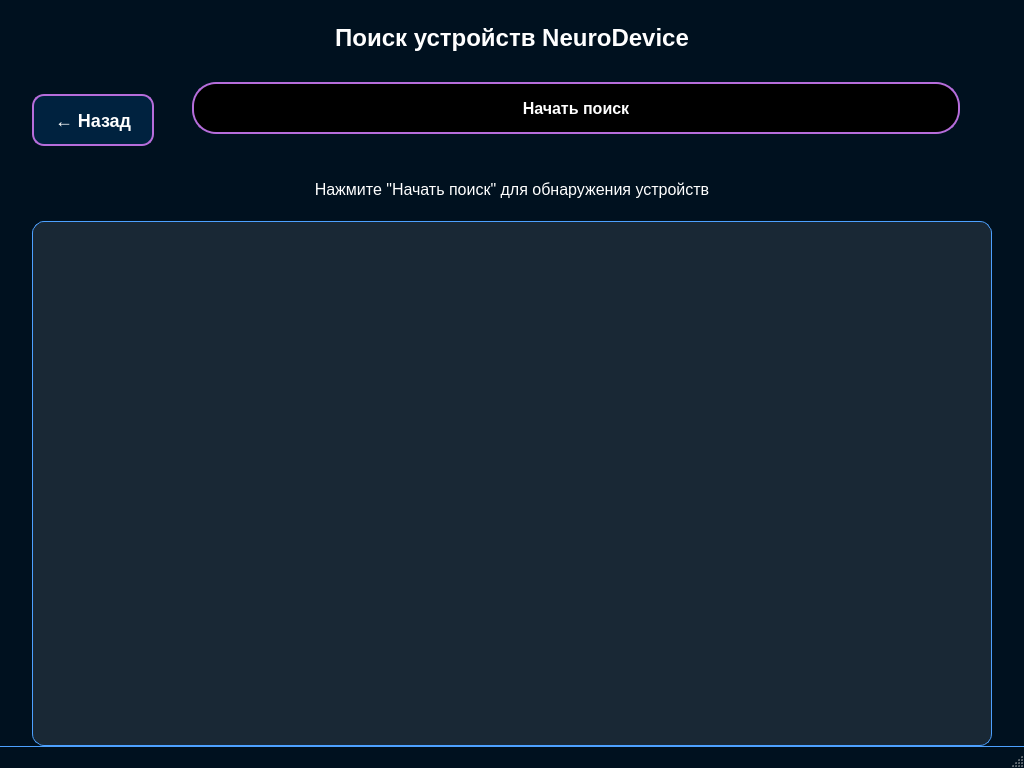
Qt form BrainBit/neurosamples-main/Bit/ui/SearchScreenRuUI.ui (simai1/sfedu-hackathon-2025) before a commit.
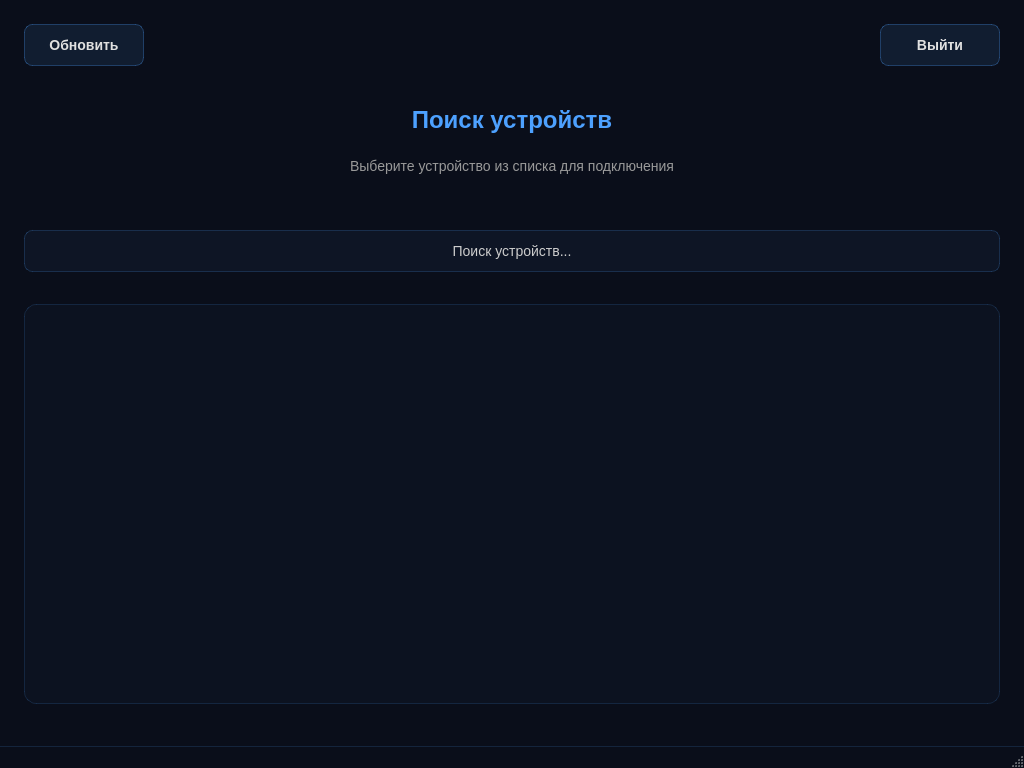
The same form after that commit.

Patch:
```diff
--- a/BrainBit/neurosamples-main/Bit/ui/SearchScreenRuUI.ui
+++ b/BrainBit/neurosamples-main/Bit/ui/SearchScreenRuUI.ui
@@ -15,24 +15,23 @@
   </property>
   <property name="styleSheet">
    <string notr="true">QMainWindow {
-	background-color: #00111F;
+	background: #0A0E1A;
 	font-family: "Segoe UI", "Roboto", "Helvetica Neue", sans-serif;
 }
 
 QLabel {
-	color: #FFFFFF;
+	color: #E0E0E0;
 }
 
 QPushButton {
-	background-color: black;
-	border: 2px solid #B66DDB;
-	color: white;
-	font-size: 16px;
+	background: rgba(77, 161, 255, 0.1);
+	border: 1px solid rgba(77, 161, 255, 0.3);
+	color: #E0E0E0;
+	font-size: 14px;
 	font-weight: 500;
-	height: 48px;
-	padding: 0 24px;
-	border-radius: 24px;
-	transition: all 0.3s ease;
+	height: 40px;
+	padding: 0 20px;
+	border-radius: 8px;
 }
 
 QPushButton:hover {
@@ -48,62 +47,70 @@
 }
 
 QPushButton:disabled {
-	opacity: 0.5;
+	opacity: 0.4;
 }
 
 /* Header */
 QLabel#headerTitle {
 	font-size: 24px;
 	font-weight: 600;
-	margin: 24px 0;
+	margin: 24px 0 8px 0;
 	text-align: center;
+	color: #4DA1FF;
 }
 
-/* Back Button */
-QPushButton#backButton {
-	background-color: #00223F;
-	border-radius: 12px;
-	font-size: 18px;
-	padding: 0 20px;
-	min-width: 40px;
-}
-
-QPushButton#backButton:hover {
-	background-color: #00335F;
-	box-shadow: 0 2px 4px rgba(0, 34, 63, 0.4);
-}
-
-/* Search Button */
-QPushButton#searchButton {
-	margin: 0 32px 24px 32px;
+/* Subtitle */
+QLabel#subtitleLabel {
+	font-size: 14px;
+	font-weight: 400;
+	margin: 0 0 24px 0;
+	text-align: center;
+	color: #999999;
 }
 
 /* Status Label */
 QLabel#statusLabel {
-	font-size: 16px;
-	margin: 16px 0;
+	font-size: 14px;
+	font-weight: 400;
+	margin: 16px 24px;
+	padding: 12px 20px;
 	text-align: center;
+	background: rgba(77, 161, 255, 0.05);
+	border: 1px solid rgba(77, 161, 255, 0.2);
+	border-radius: 8px;
+	color: #CCCCCC;
+}
+
+/* Device List Container */
+QWidget#listContainer {
+	background: rgba(77, 161, 255, 0.03);
+	border: 1px solid rgba(77, 161, 255, 0.15);
+	border-radius: 12px;
+	margin: 0 24px;
+	padding: 16px;
 }
 
 /* Device List */
 QListWidget#listWidget {
-	background-color: rgba(255, 255, 255, 0.1);
-	border: 1px solid #4DA1FF;
-	border-radius: 12px;
-	margin: 0 32px;
-	padding: 12px;
-	color: #FFFFFF;
-	font-size: 16px;
+	background-color: transparent;
+	border: none;
+	border-radius: 8px;
+	color: #E0E0E0;
+	font-size: 14px;
+	font-weight: 400;
 }
 
 QListWidget#listWidget::item {
-	padding: 16px 20px;
-	border-bottom: 1px solid rgba(255, 255, 255, 0.2);
+	padding: 12px 16px;
+	margin: 4px 0;
+	border: 1px solid rgba(77, 161, 255, 0.15);
 	border-radius: 8px;
+	background: rgba(77, 161, 255, 0.05);
+	min-height: 20px;
 }
 
-QListWidget#listWidget::item:last-child {
-	border-bottom: none;
+QListWidget#listWidget::item::text {
+	word-wrap: break-word;
 }
 
 QListWidget#listWidget::item:hover {
@@ -111,23 +118,51 @@
 }
 
 QListWidget#listWidget::item:selected {
-	background-color: #B66DDB;
-	color: white;
+	background: rgba(77, 161, 255, 0.25);
+	border: 1px solid rgba(77, 161, 255, 0.6);
+	color: #FFFFFF;
 	font-weight: 500;
 }
 
-/* Scroll Area */
-QScrollArea {
-	background-color: transparent;
+/* Scroll Bar */
+QScrollBar:vertical {
+	background: rgba(77, 161, 255, 0.05);
+	width: 8px;
+	border-radius: 4px;
+	margin: 0;
+}
+
+QScrollBar::handle:vertical {
+	background: rgba(77, 161, 255, 0.3);
+	border-radius: 4px;
+	min-height: 20px;
+}
+
+QScrollBar::handle:vertical:hover {
+	background: rgba(77, 161, 255, 0.5);
+}
+
+QScrollBar::add-line:vertical, QScrollBar::sub-line:vertical {
+	height: 0px;
+}
+
+/* Status Bar */
+QStatusBar {
+	background: #0A0E1A;
 	border: none;
+	border-top: 1px solid rgba(77, 161, 255, 0.15);
 }
 
-QWidget#scrollWidget {
-	background-color: transparent;
+QStatusBar QLabel {
+	color: #999999;
+	font-size: 12px;
 }</string>
   </property>
   <widget class="QWidget" name="centralwidget">
    <layout class="QVBoxLayout" name="verticalLayout">
+    <property name="spacing">
+     <number>16</number>
+    </property>
     <property name="leftMargin">
      <number>0</number>
     </property>
@@ -140,56 +175,85 @@
     <property name="bottomMargin">
      <number>0</number>
     </property>
-    <item alignment="Qt::AlignTop">
-     <widget class="QLabel" name="headerTitle">
-      <property name="text">
-       <string>Поиск устройств NeuroDevice</string>
-      </property>
-      <property name="alignment">
-       <set>Qt::AlignCenter</set>
-      </property>
-     </widget>
-    </item>
     <item>
-     <layout class="QHBoxLayout" name="horizontalLayout" stretch="0,1">
+     <layout class="QHBoxLayout" name="topButtonLayout">
+      <property name="spacing">
+       <number>12</number>
+      </property>
       <property name="leftMargin">
-       <number>32</number>
+       <number>24</number>
       </property>
       <property name="rightMargin">
-       <number>32</number>
+       <number>24</number>
+      </property>
+      <property name="topMargin">
+       <number>24</number>
       </property>
       <item>
        <widget class="QPushButton" name="backButton">
         <property name="minimumSize">
          <size>
-          <width>60</width>
-          <height>48</height>
+          <width>120</width>
+          <height>40</height>
          </size>
         </property>
         <property name="text">
-         <string>← Назад</string>
+         <string>Обновить</string>
         </property>
        </widget>
       </item>
       <item>
-       <widget class="QPushButton" name="searchButton">
+       <spacer name="topSpacer">
+        <property name="orientation">
+         <enum>Qt::Orientation::Horizontal</enum>
+        </property>
+        <property name="sizeHint" stdset="0">
+         <size>
+          <width>40</width>
+          <height>20</height>
+         </size>
+        </property>
+       </spacer>
+      </item>
+      <item>
+       <widget class="QPushButton" name="exitButton">
         <property name="minimumSize">
          <size>
-          <width>0</width>
-          <height>60</height>
+          <width>120</width>
+          <height>40</height>
          </size>
         </property>
         <property name="text">
-         <string>Начать поиск</string>
+         <string>Выйти</string>
         </property>
        </widget>
       </item>
      </layout>
     </item>
+    <item>
+     <widget class="QLabel" name="headerTitle">
+      <property name="text">
+       <string>Поиск устройств</string>
+      </property>
+      <property name="alignment">
+       <set>Qt::AlignCenter</set>
+      </property>
+     </widget>
+    </item>
+    <item>
+     <widget class="QLabel" name="subtitleLabel">
+      <property name="text">
+       <string>Выберите устройство из списка для подключения</string>
+      </property>
+      <property name="alignment">
+       <set>Qt::AlignCenter</set>
+      </property>
+     </widget>
+    </item>
     <item>
      <widget class="QLabel" name="statusLabel">
       <property name="text">
-       <string>Нажмите "Начать поиск" для обнаружения устройств</string>
+       <string>Поиск устройств...</string>
       </property>
       <property name="alignment">
        <set>Qt::AlignCenter</set>
@@ -197,31 +261,46 @@
      </widget>
     </item>
     <item>
-     <widget class="QListWidget" name="listWidget">
-      <property name="minimumSize">
+     <widget class="QWidget" name="listContainer">
+      <layout class="QVBoxLayout" name="listContainerLayout">
+       <property name="margin">
+        <number>0</number>
+       </property>
+       <property name="spacing">
+        <number>0</number>
+       </property>
+       <item>
+        <widget class="QListWidget" name="listWidget">
+         <property name="minimumSize">
+          <size>
+           <width>0</width>
+           <height>400</height>
+          </size>
+         </property>
+         <property name="spacing">
+          <number>4</number>
+         </property>
+        </widget>
+       </item>
+      </layout>
+     </widget>
+    </item>
+    <item>
+     <spacer name="bottomSpacer">
+      <property name="orientation">
+       <enum>Qt::Orientation::Vertical</enum>
+      </property>
+      <property name="sizeHint" stdset="0">
        <size>
-        <width>0</width>
-        <height>400</height>
+        <width>20</width>
+        <height>20</height>
        </size>
       </property>
-     </widget>
+     </spacer>
     </item>
    </layout>
   </widget>
-  <widget class="QStatusBar" name="statusbar">
-   <property name="styleSheet">
-    <string notr="true">QStatusBar {
-	background-color: #00111F;
-	border: none;
-	border-top: 1px solid #4DA1FF;
-}
-
-QStatusBar QLabel {
-	color: #FFFFFF;
-	font-size: 14px;
-}</string>
-   </property>
-  </widget>
+  <widget class="QStatusBar" name="statusbar"/>
  </widget>
  <resources/>
  <connections/>
```
Left out of the diff: 15 changed lines with no effect on the pictures.
